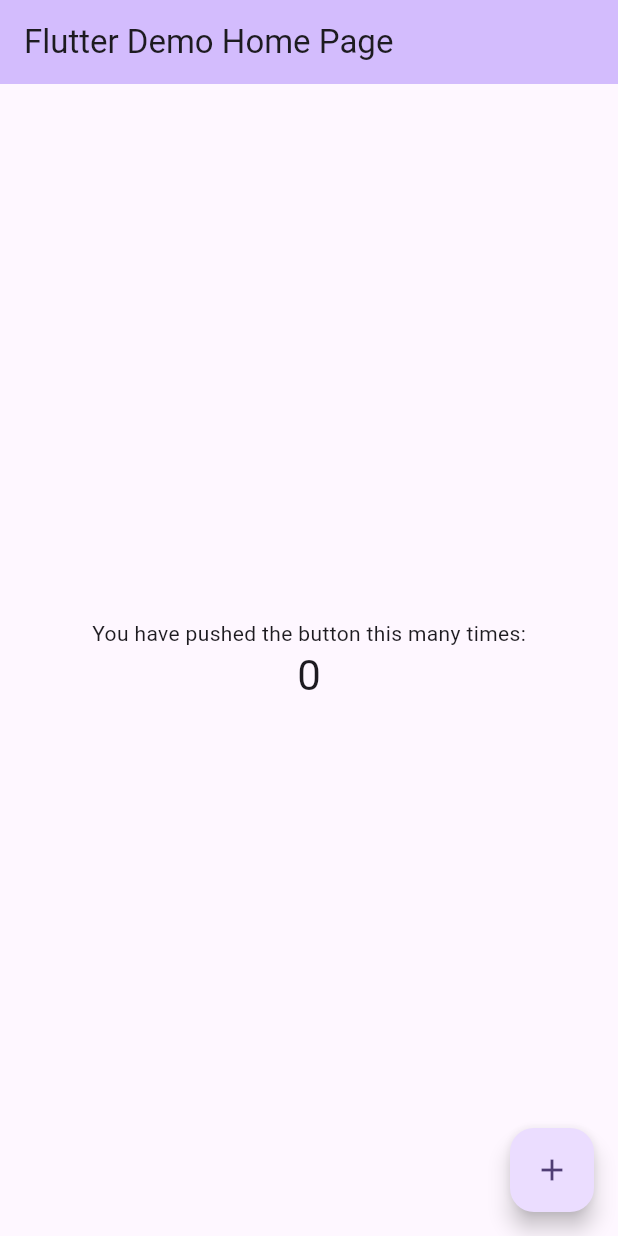
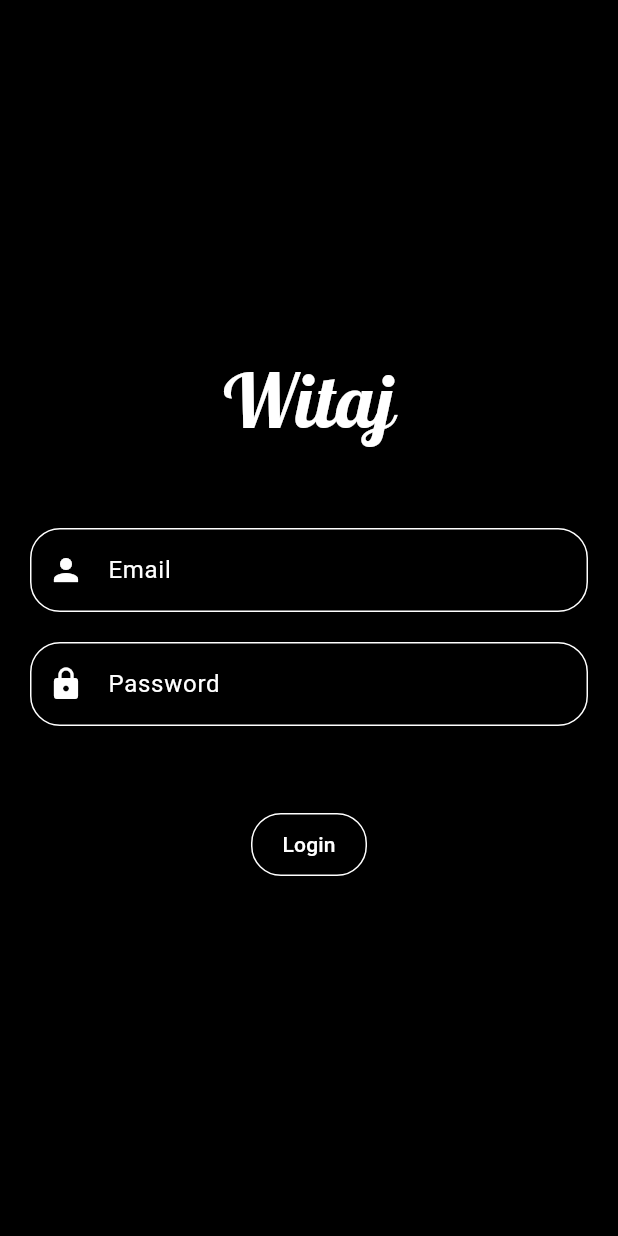
Before and after one commit to Me-Phew/programowanie-aplikacji-mobilnych-projekt, a Flutter app: the screen it shows after launch, on a phone screen of 412 x 824 dp. Run offline on Flutter 3.47's test engine with Material 3 defaults, Android fonts, the light colour scheme and no system bars; our stand-ins replace google_fonts.

Commit message:
feat: add main screen template

```diff
--- a/lib/main.dart
+++ b/lib/main.dart
@@ -1,69 +1,23 @@
 import 'package:flutter/material.dart';
+import 'package:flutter_application/screens/home/home.dart';
 
 void main() {
-  runApp(const MyApp());
+  runApp(MaterialApp(
+    home: const Home(),
+  ));
 }
 
-class MyApp extends StatelessWidget {
-  const MyApp({super.key});
-
-  @override
-  Widget build(BuildContext context) {
-    return MaterialApp(
-      title: 'Flutter Demo',
-      theme: ThemeData(
-        colorScheme: ColorScheme.fromSeed(seedColor: Colors.deepPurple),
-        useMaterial3: true,
-      ),
-      home: const MyHomePage(title: 'Flutter Demo Home Page'),
-    );
-  }
-}
-
-class MyHomePage extends StatefulWidget {
-  const MyHomePage({super.key, required this.title});
-
-  final String title;
-
-  @override
-  State<MyHomePage> createState() => _MyHomePageState();
-}
-
-class _MyHomePageState extends State<MyHomePage> {
-  int _counter = 0;
-
-  void _incrementCounter() {
-    setState(() {
-      _counter++;
-    });
-  }
+// Sandbox do testowania żeby nie rozwalać kody już w apce itp.
+class SandBox extends StatelessWidget {
+  const SandBox({super.key});
 
   @override
   Widget build(BuildContext context) {
     return Scaffold(
-      appBar: AppBar(
-        backgroundColor: Theme.of(context).colorScheme.inversePrimary,
-        title: Text(widget.title),
-      ),
-      body: Center(
-        child: Column(
-          mainAxisAlignment: MainAxisAlignment.center,
-          children: <Widget>[
-            const Text(
-              'You have pushed the button this many times:',
-            ),
-            Text(
-              '$_counter',
-              style: Theme.of(context).textTheme.headlineMedium,
-            ),
-          ],
+        appBar: AppBar(
+          title: const Text("SandBox"),
+          backgroundColor: Colors.grey,
         ),
-      ),
-      floatingActionButton: FloatingActionButton(
-        onPressed: _incrementCounter,
-        tooltip: 'Increment',
-        child: const Icon(Icons.add),
-      ),
-    );
+        body: const Text("SandBox"));
   }
 }
--- /dev/null
+++ b/lib/screens/home/home.dart
@@ -0,0 +1,124 @@
+import 'package:flutter/material.dart';
+import 'package:google_fonts/google_fonts.dart';
+
+class Home extends StatefulWidget {
+  const Home({super.key});
+
+  @override
+  State<Home> createState() => _HomeState();
+}
+
+class _HomeState extends State<Home> {
+  @override
+  Widget build(BuildContext context) {
+    return Scaffold(
+        backgroundColor: Colors.black,
+        body: Container(
+          padding: const EdgeInsets.symmetric(vertical: 30, horizontal: 20),
+          child: Column(
+            children: [
+              const SizedBox(height: 200),
+              Center(
+                child: Text(
+                  "Witaj",
+                  style: GoogleFonts.lobster(
+                    textStyle: const TextStyle(
+                      fontSize: 50,
+                      color: Colors.white,
+                    ),
+                  ),
+                ),
+              ),
+
+              const SizedBox(height: 50),
+
+              // Z jakiego textu i fotna korzystamy w środku
+              TextField(
+                style: GoogleFonts.poppins(
+                  color: Colors.white,
+                  fontSize: 16,
+                  letterSpacing: 1,
+                ),
+
+                //Kolor pikania jak czeka na literka np
+                cursorColor: Colors.white,
+
+                //Ikona i jej kolor
+                decoration: InputDecoration(
+                  prefixIcon: const Icon(
+                    Icons.person,
+                    color: Colors.white,
+                  ),
+                  label: const Text("Email"),
+                  labelStyle: const TextStyle(color: Colors.white),
+
+                  // Bordery okna
+                  enabledBorder: OutlineInputBorder(
+                    borderRadius: BorderRadius.circular(20),
+                    borderSide: const BorderSide(color: Colors.white),
+                  ),
+
+                  focusedBorder: OutlineInputBorder(
+                    borderRadius: BorderRadius.circular(20),
+                    borderSide: const BorderSide(color: Colors.white),
+                  ),
+
+                  //Kolor w środku
+                  filled: true,
+                  fillColor: Colors.transparent,
+                ),
+              ),
+
+              const SizedBox(height: 20),
+
+              TextField(
+                obscureText: true,
+                style: GoogleFonts.poppins(
+                  color: Colors.white,
+                  fontSize: 16,
+                  letterSpacing: 1,
+                ),
+                cursorColor: Colors.white,
+                decoration: InputDecoration(
+                  prefixIcon: const Icon(
+                    Icons.lock,
+                    color: Colors.white,
+                  ),
+                  label: const Text("Password"),
+                  labelStyle: const TextStyle(color: Colors.white),
+                  enabledBorder: OutlineInputBorder(
+                    borderRadius: BorderRadius.circular(20),
+                    borderSide: const BorderSide(color: Colors.white),
+                  ),
+                  focusedBorder: OutlineInputBorder(
+                    borderRadius: BorderRadius.circular(20),
+                    borderSide: const BorderSide(color: Colors.white),
+                  ),
+                  filled: true,
+                  fillColor: Colors.transparent,
+                ),
+              ),
+              const SizedBox(height: 50),
+
+              Center(
+                child: TextButton(
+                  onPressed: () {},
+                  child: Container(
+                      padding: const EdgeInsets.symmetric(
+                          vertical: 10, horizontal: 20),
+                      decoration: BoxDecoration(
+                          border: Border.all(
+                            color: Colors.white,
+                          ),
+                          color: Colors.transparent,
+                          borderRadius:
+                              const BorderRadius.all(Radius.circular(20))),
+                      child: const Text("Login",
+                          style: TextStyle(color: Colors.white))),
+                ),
+              ),
+            ],
+          ),
+        ));
+  }
+}
--- /dev/null
+++ b/lib/screens/shared/styled_button.dart
@@ -0,0 +1,10 @@
+import 'package:flutter/material.dart';
+
+class StyledButton extends StatelessWidget {
+  const StyledButton({super.key});
+
+  @override
+  Widget build(BuildContext context) {
+    return const Placeholder();
+  }
+}
--- /dev/null
+++ b/lib/screens/shared/styled_text.dart
@@ -0,0 +1,10 @@
+import 'package:flutter/material.dart';
+
+class StyledText extends StatelessWidget {
+  const StyledText({super.key});
+
+  @override
+  Widget build(BuildContext context) {
+    return const Placeholder();
+  }
+}
--- /dev/null
+++ b/lib/theme.dart
@@ -0,0 +1,13 @@
+//import 'package:flutter/material.dart';
+/*
+class AppColors{
+  static Color primaryColor = const Color.fromRGBO();
+  static Color primaryAccent = const Color.fromRGBO();
+  static Color secondaryColor = const Color.fromRGBO();
+  static Color secondaryAccent = const Color.fromRGBO();
+  static Color titleColor = const Color.fromRGBO();
+  static Color textColor = const Color.fromRGBO();
+  static Color successColor = const Color.fromRGBO();
+  static Color highlightColor = const Color.fromRGBO();
+}
+*/
--- a/pubspec.yaml
+++ b/pubspec.yaml
@@ -34,6 +34,7 @@ dependencies:
   # The following adds the Cupertino Icons font to your application.
   # Use with the CupertinoIcons class for iOS style icons.
   cupertino_icons: ^1.0.8
+  google_fonts: ^6.2.1
 
 dev_dependencies:
   flutter_test:
```
Also changed, not shown: pubspec.lock, 2 other files.
